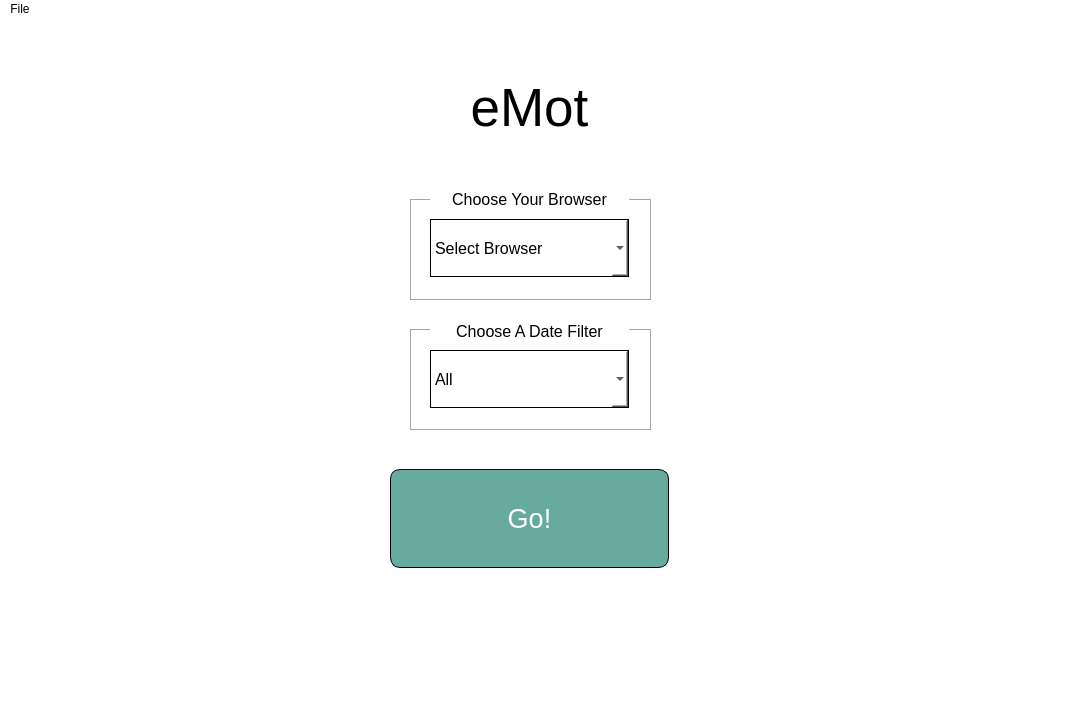
gerardpslowey/eMot, file src/pyqt/uiFiles/main_window.ui: the form before one commit.
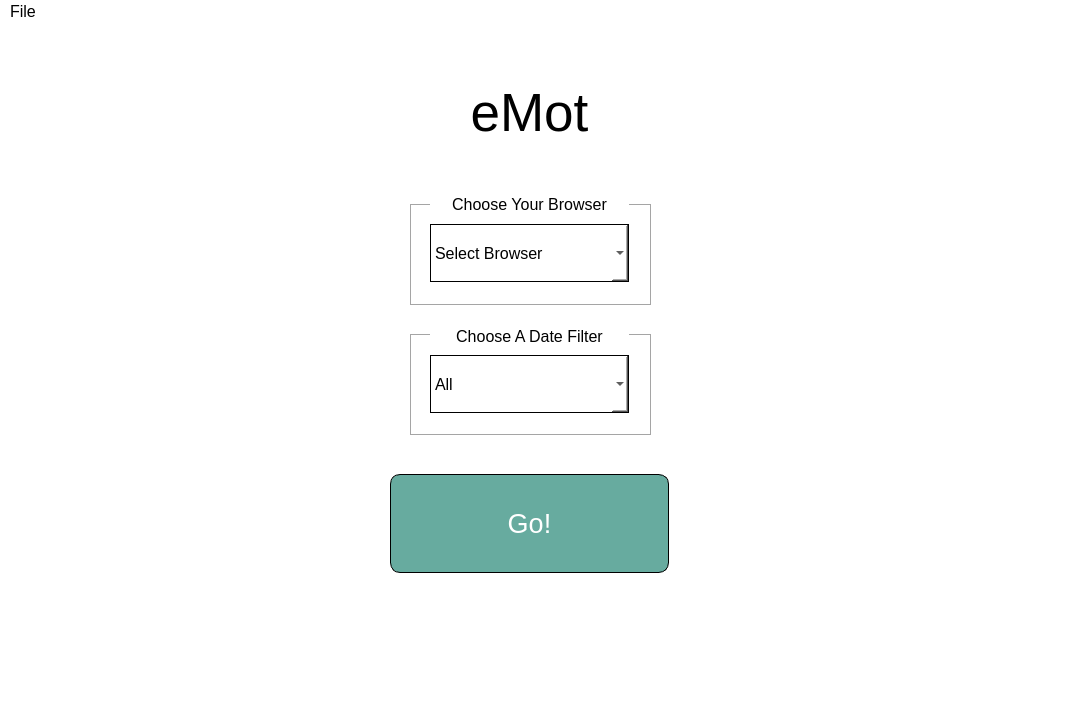
The form after the commit. Icons and pictures are not drawn.

Diff of the .ui file:
```diff
--- a/src/pyqt/uiFiles/main_window.ui
+++ b/src/pyqt/uiFiles/main_window.ui
@@ -451,13 +451,23 @@
      <x>0</x>
      <y>0</y>
      <width>1081</width>
-     <height>26</height>
+     <height>34</height>
     </rect>
    </property>
+   <property name="font">
+    <font>
+     <pointsize>12</pointsize>
+    </font>
+   </property>
    <property name="styleSheet">
     <string notr="true"/>
    </property>
    <widget class="QMenu" name="menuFile">
+    <property name="font">
+     <font>
+      <pointsize>12</pointsize>
+     </font>
+    </property>
     <property name="statusTip">
      <string>Choose from new, preferences, and about.</string>
     </property>
```
